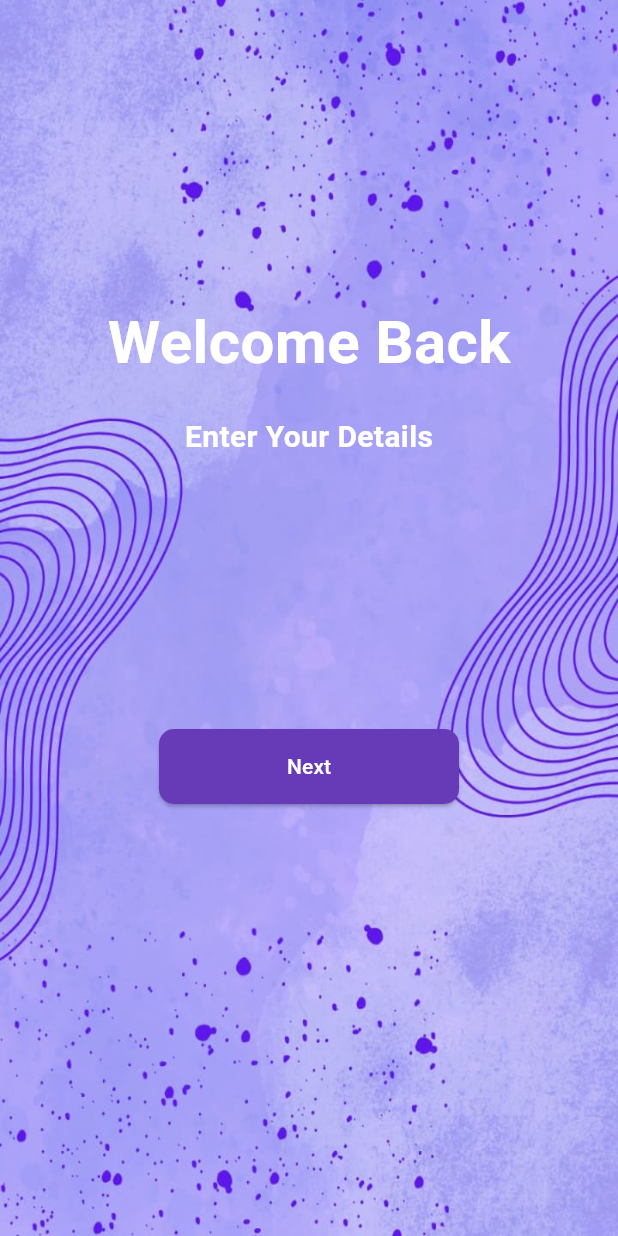
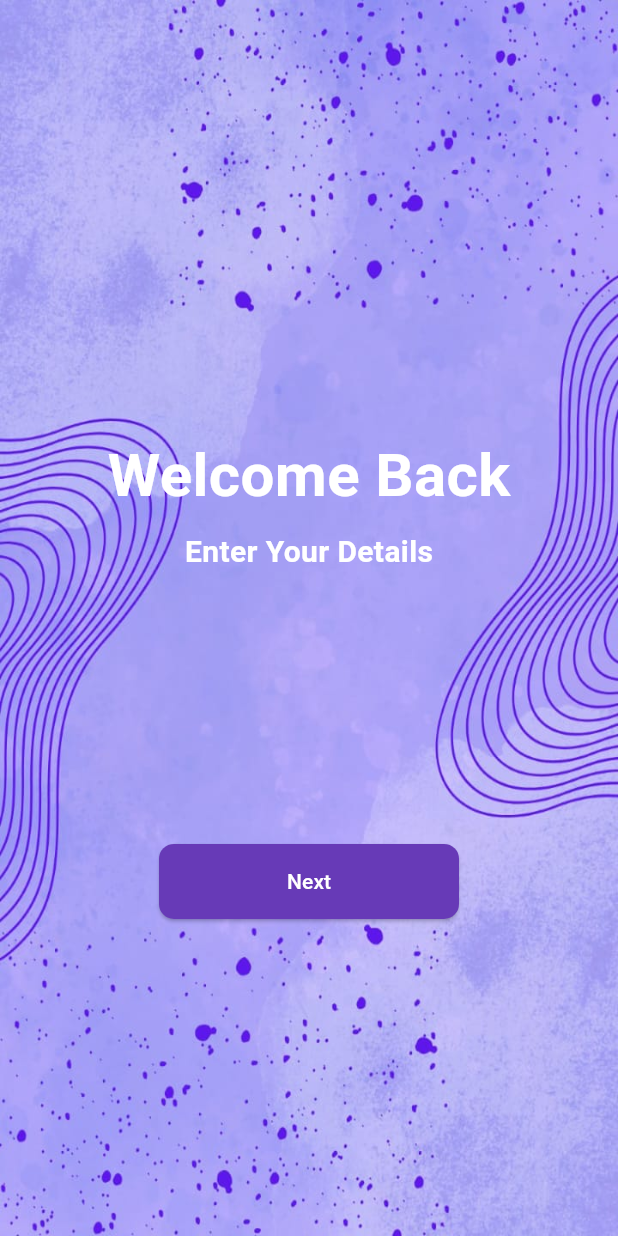
Before and after one commit to Tarannummm/flutter-project, a Flutter app: the screen it shows after launch, on a phone screen of 412 x 824 dp. Run offline on Flutter 3.47's test engine with Material 3 defaults, Android fonts, the phone set to English and light mode, and no system bars; our stand-ins replace supabase_flutter; missing offline and left inert: dart:html, dart:js; accounts and stored records are empty.

Commit message:
responsive

```diff
--- a/lib/pages/signup.dart
+++ b/lib/pages/signup.dart
@@ -24,7 +24,7 @@ class _SignUpPageState extends State<SignUpPage> {
 
       if (password != confirmpass) {
         ScaffoldMessenger.of(context)
-            .showSnackBar(SnackBar(content: Text("Password don't match")));
+            .showSnackBar(SnackBar(content: Text("Password doesn't match")));
         return;
       }
       try {
--- a/lib/pages/welcomepage.dart
+++ b/lib/pages/welcomepage.dart
@@ -10,6 +10,10 @@ class welcomepage extends StatelessWidget {
 
   @override
   Widget build(BuildContext context) {
+    final size = MediaQuery.of(context).size;
+    final height = size.height;
+    final width = size.width;
+
     return Scaffold(
       body: Stack(
         children: [
@@ -22,7 +26,7 @@ class welcomepage extends StatelessWidget {
             child: Column(
               children: [
                 SizedBox(
-                  height: 200,
+                  height: height * 0.35,
                 ),
                 Text(
                   "Welcome Back",
@@ -33,7 +37,7 @@ class welcomepage extends StatelessWidget {
                   ),
                 ),
                 SizedBox(
-                  height: 20,
+                  height: height * 0.01,
                 ),
                 Text(
                   "Enter Your Details",
```
